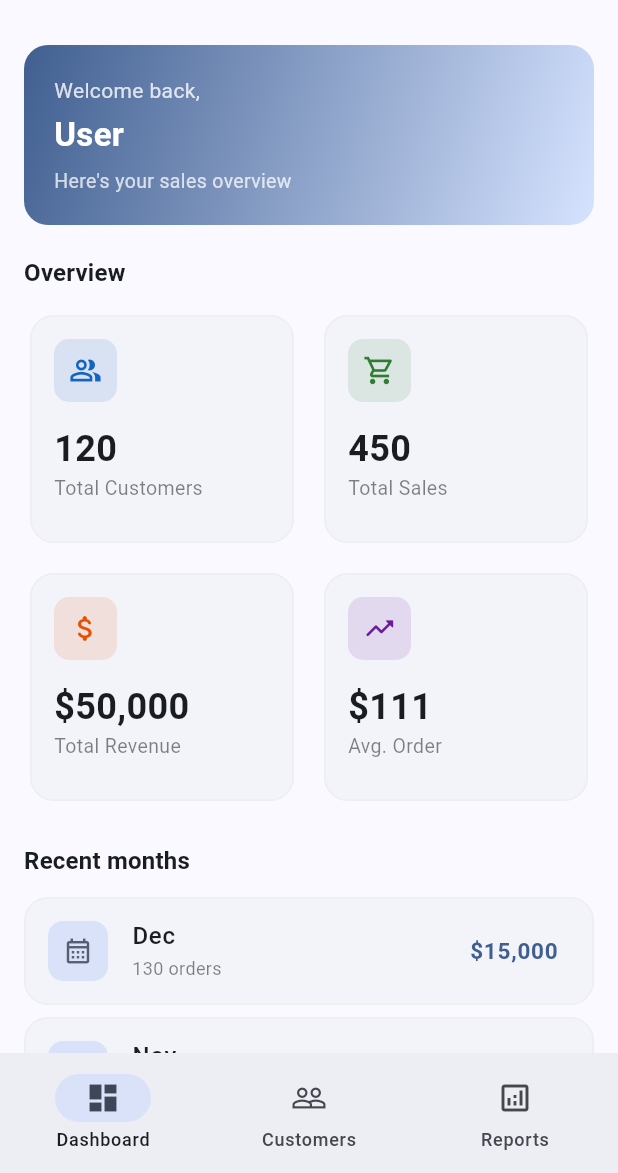
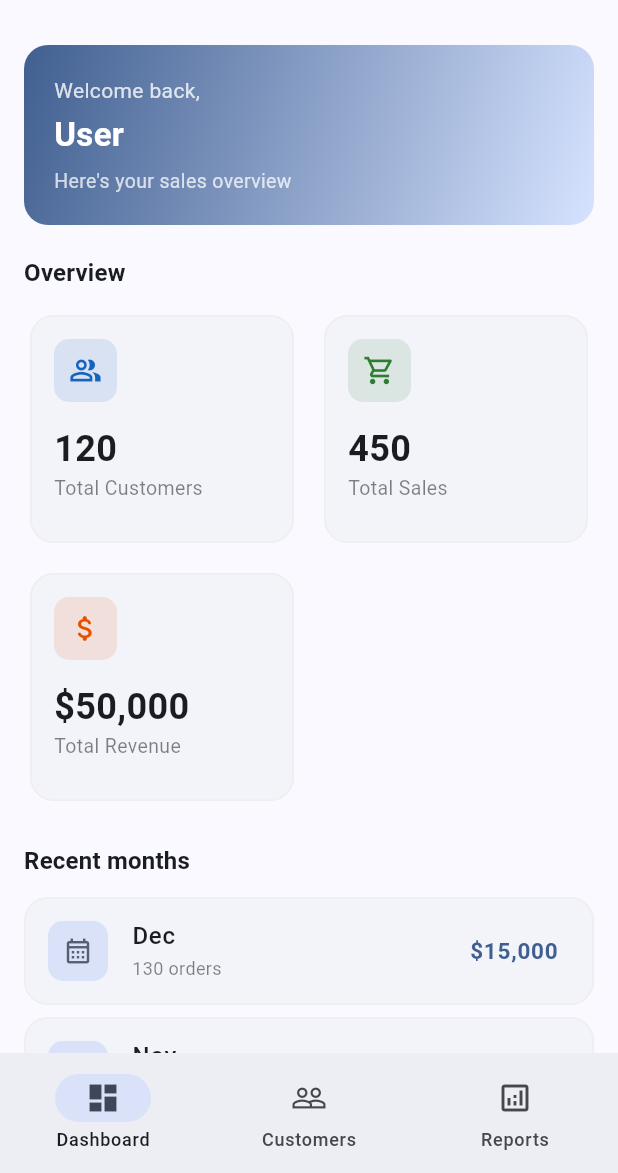
Before and after one commit to jerronjunior/Sales_reporter, a Flutter app: the HomeScreen screen opened directly, on a phone screen of 412 x 824 dp, the part 63-1236 px from its top. Run offline on Flutter 3.47's test engine with Material 3 defaults, Android fonts, the phone set to English and light mode, and no system bars; our stand-ins replace fl_chart, flutter_riverpod, shared_preferences; accounts and stored records are empty.

Commit message:
Remove Avg. Order StatCard from DashboardScreen for UI simplification

```diff
--- a/lib/screens/dashboard_screen.dart
+++ b/lib/screens/dashboard_screen.dart
@@ -116,14 +116,7 @@ class DashboardScreen extends ConsumerWidget {
                   icon: Icons.attach_money_rounded,
                   color: const Color(0xFFE65100),
                 ),
-                StatCard(
-                  title: 'Avg. Order',
-                  value: stats != null && stats.totalSales > 0
-                      ? currFmt.format(stats.totalRevenue / stats.totalSales)
-                      : '\$0',
-                  icon: Icons.trending_up_rounded,
-                  color: const Color(0xFF6A1B9A),
-                ),
+
               ],
             ),
             const SizedBox(height: 24),
```
